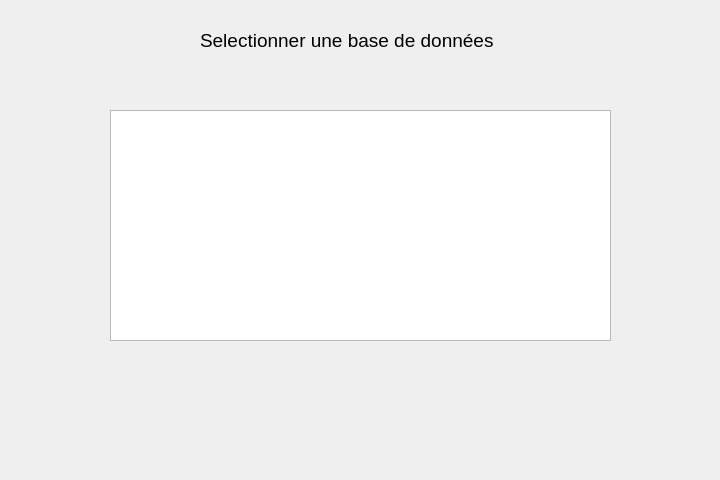
This is dblist.ui in HenriSalard/QT_TP1 as Qt 5 draws it before an edit. The edited form follows.
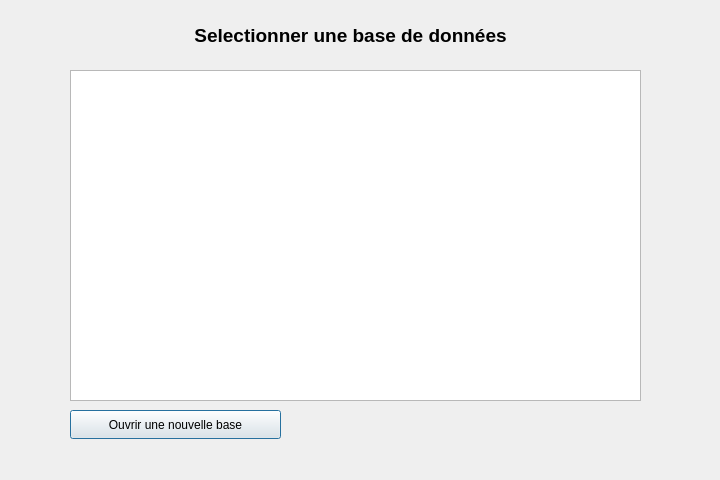
This is the edited form.

The edit to the form file:
```diff
--- a/dblist.ui
+++ b/dblist.ui
@@ -16,29 +16,46 @@
   <widget class="QTableWidget" name="tableWidget">
    <property name="geometry">
     <rect>
-     <x>110</x>
-     <y>110</y>
-     <width>501</width>
-     <height>231</height>
+     <x>70</x>
+     <y>70</y>
+     <width>571</width>
+     <height>331</height>
     </rect>
    </property>
   </widget>
   <widget class="QLabel" name="label">
    <property name="geometry">
     <rect>
-     <x>200</x>
-     <y>30</y>
-     <width>371</width>
-     <height>20</height>
+     <x>-10</x>
+     <y>20</y>
+     <width>721</width>
+     <height>31</height>
     </rect>
    </property>
    <property name="font">
     <font>
      <pointsize>14</pointsize>
+     <bold>true</bold>
     </font>
    </property>
    <property name="text">
     <string>Selectionner une base de données</string>
+   </property>
+   <property name="alignment">
+    <set>Qt::AlignCenter</set>
+   </property>
+  </widget>
+  <widget class="QPushButton" name="pushButton">
+   <property name="geometry">
+    <rect>
+     <x>70</x>
+     <y>410</y>
+     <width>211</width>
+     <height>29</height>
+    </rect>
+   </property>
+   <property name="text">
+    <string>Ouvrir une nouvelle base</string>
    </property>
   </widget>
  </widget>
```
